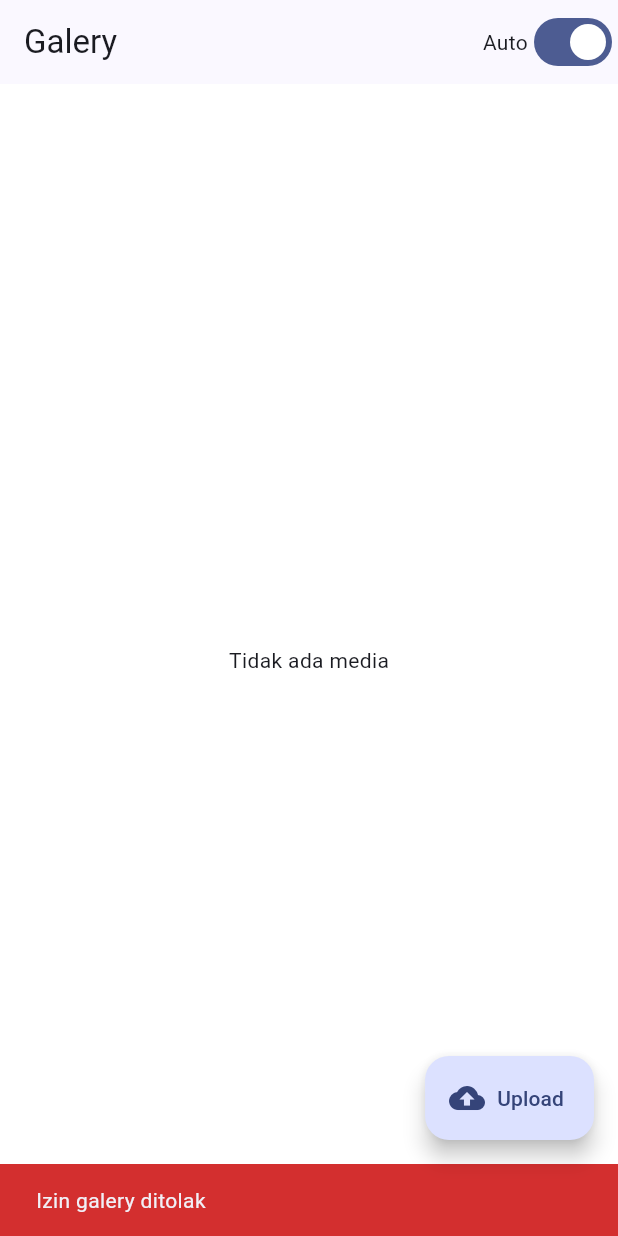
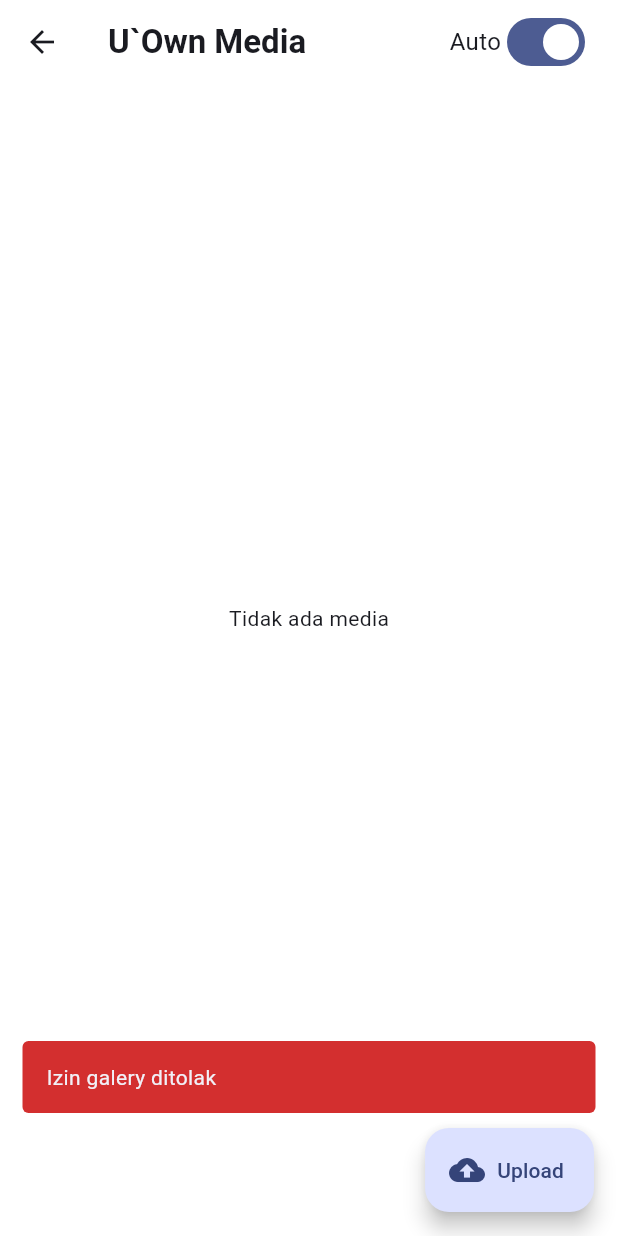
Before and after one commit to Kynonim/Syncfony, a Flutter app: the GaleryManager screen opened directly with empty values, on a phone screen of 412 x 824 dp. Run offline on Flutter 3.47's test engine with Material 3 defaults, Android fonts, the phone set to English and light mode, and no system bars; our stand-ins replace shared_preferences; missing offline and left inert: photo_manager; accounts and stored records are empty.

Commit message:
beta-0.1.1

```diff
--- a/client/lib/widget.dart
+++ b/client/lib/widget.dart
@@ -1,3 +1,5 @@
+import 'dart:ui';
+
 import 'package:flutter/material.dart';
 import 'package:flutter/services.dart';
 import 'package:mime/mime.dart';
@@ -176,18 +178,39 @@ class GaleryManagerState extends State<GaleryManager> {
   Widget build(BuildContext context) {
     final isShowProgress = isUploading && uploadTotal > 0;
     return Scaffold(
+      extendBodyBehindAppBar: true,
       appBar: AppBar(
-        title: const Text("Galery"),
+        title: const Text(
+          "U`Own Media",
+          style: TextStyle(fontWeight: .w600),
+        ),
+        backgroundColor: Colors.transparent,
+        elevation: 0,
+        scrolledUnderElevation: 0,
+        flexibleSpace: ClipRect(
+          child: BackdropFilter(
+            filter: ImageFilter.blur(sigmaX: 20, sigmaY: 20),
+            child: Container(color: Colors.white.withValues(alpha: 0.5)),
+          ),
+        ),
         actions: [
-          Row(
+          Container(
+            margin: .only(right: 8),
+            padding: .symmetric(horizontal: 10),
+            decoration: BoxDecoration(
+              color: Colors.white.withValues(alpha: 0.55),
+              borderRadius: .circular(20),
+            ),
+            child: Row(
               children: [
-              const Text("Auto"),
+                const Text("Auto", style: TextStyle(fontSize: 16)),
                 Switch(
                   value: isAutoUpload,
                   onChanged: (v) => setState(() => isAutoUpload = v),
                 ),
               ],
-          )
+            ),
+          ),
         ],
       ),
       body: Column(
```
Also changed, not shown: client/lib/main.dart (+137 -30 lines). Lines whose indentation alone changed are shown as unchanged.
